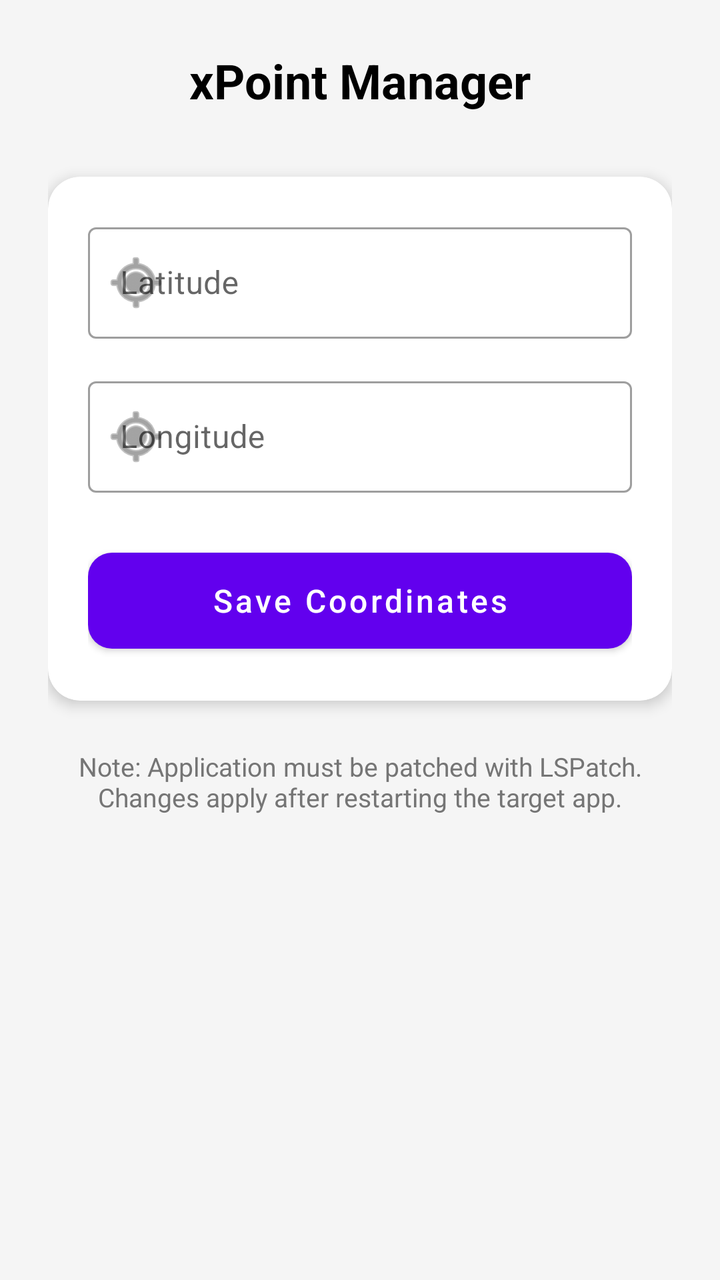
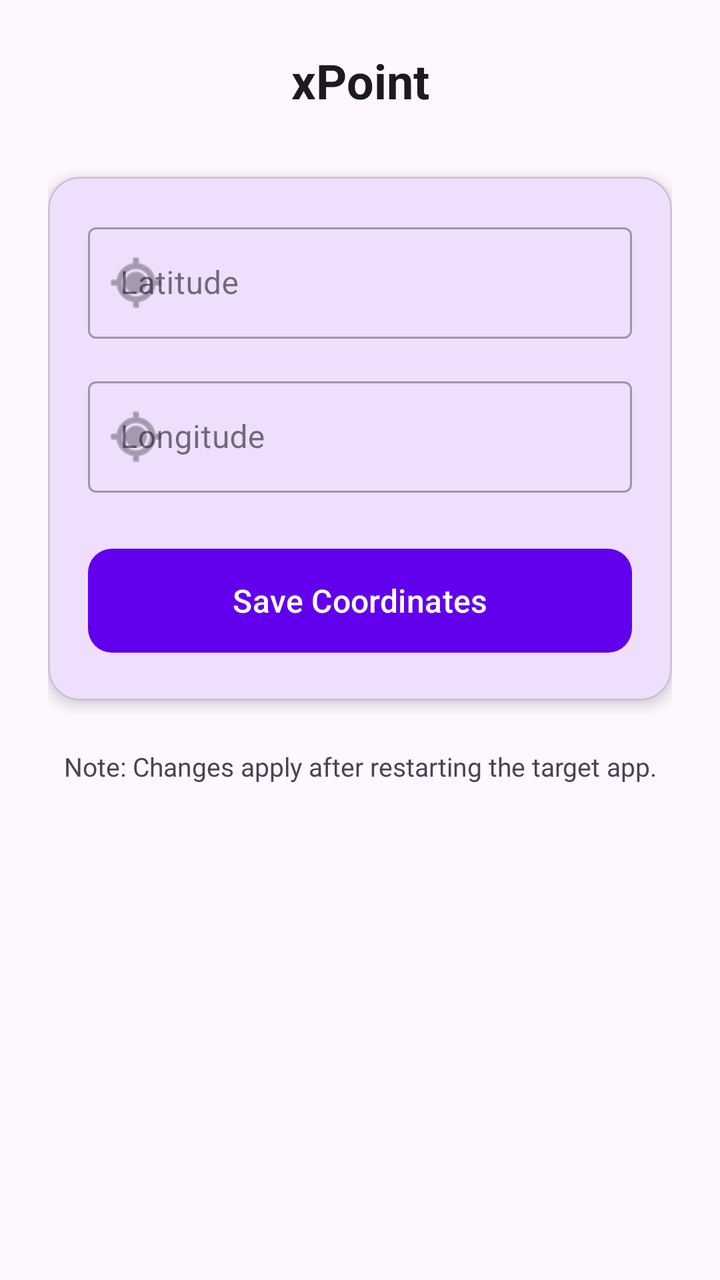

Before-and-after screenshots of an Android layout around one commit, followed by the original layout XML and the change that was made.
<!-- AndroidManifest.xml: application theme Theme.FakeLocation -->
<!-- res/layout/activity_main.xml -->
<?xml version="1.0" encoding="utf-8"?>
<androidx.constraintlayout.widget.ConstraintLayout xmlns:android="http://schemas.android.com/apk/res/android"
    xmlns:app="http://schemas.android.com/apk/res-auto"
    xmlns:tools="http://schemas.android.com/tools"
    android:id="@+id/main"
    android:layout_width="match_parent"
    android:layout_height="match_parent"
    android:background="#F5F5F5"
    android:padding="24dp">

    <TextView
        android:id="@+id/tv_title"
        android:layout_width="wrap_content"
        android:layout_height="wrap_content"
        android:text="xPoint Manager"
        android:textColor="@color/black"
        android:textSize="24sp"
        android:textStyle="bold"
        app:layout_constraintEnd_toEndOf="parent"
        app:layout_constraintStart_toStartOf="parent"
        app:layout_constraintTop_toTopOf="parent" />

    <com.google.android.material.card.MaterialCardView
        android:id="@+id/card_settings"
        android:layout_width="match_parent"
        android:layout_height="wrap_content"
        android:layout_marginTop="32dp"
        app:cardCornerRadius="16dp"
        app:cardElevation="4dp"
        app:layout_constraintTop_toBottomOf="@id/tv_title">

        <LinearLayout
            android:layout_width="match_parent"
            android:layout_height="wrap_content"
            android:orientation="vertical"
            android:padding="20dp">

            <com.google.android.material.textfield.TextInputLayout
                style="@style/Widget.MaterialComponents.TextInputLayout.OutlinedBox"
                android:layout_width="match_parent"
                android:layout_height="wrap_content"
                android:hint="Latitude"
                app:startIconDrawable="@android:drawable/ic_menu_mylocation">

                <com.google.android.material.textfield.TextInputEditText
                    android:id="@+id/et_latitude"
                    android:layout_width="match_parent"
                    android:layout_height="wrap_content"
                    android:inputType="numberDecimal|numberSigned" />
            </com.google.android.material.textfield.TextInputLayout>

            <com.google.android.material.textfield.TextInputLayout
                style="@style/Widget.MaterialComponents.TextInputLayout.OutlinedBox"
                android:layout_width="match_parent"
                android:layout_height="wrap_content"
                android:layout_marginTop="16dp"
                android:hint="Longitude"
                app:startIconDrawable="@android:drawable/ic_menu_mylocation">

                <com.google.android.material.textfield.TextInputEditText
                    android:id="@+id/et_longitude"
                    android:layout_width="match_parent"
                    android:layout_height="wrap_content"
                    android:inputType="numberDecimal|numberSigned" />
            </com.google.android.material.textfield.TextInputLayout>

            <com.google.android.material.button.MaterialButton
                android:id="@+id/btn_save"
                android:layout_width="match_parent"
                android:layout_height="60dp"
                android:layout_marginTop="24dp"
                android:text="Save Coordinates"
                android:textAllCaps="false"
                android:textSize="16sp"
                app:cornerRadius="12dp" />

        </LinearLayout>
    </com.google.android.material.card.MaterialCardView>

    <TextView
        android:id="@+id/tv_note"
        android:layout_width="0dp"
        android:layout_height="wrap_content"
        android:layout_marginTop="24dp"
        android:gravity="center"
        android:text="Note: Application must be patched with LSPatch. Changes apply after restarting the target app."
        android:textColor="#757575"
        android:textSize="13sp"
        app:layout_constraintEnd_toEndOf="parent"
        app:layout_constraintStart_toStartOf="parent"
        app:layout_constraintTop_toBottomOf="@id/card_settings" />

</androidx.constraintlayout.widget.ConstraintLayout>
<!-- resources referenced by this layout -->
<resources>
  <color name="black">#FF000000</color>
  <style name="Theme.FakeLocation" parent="Theme.MaterialComponents.DayNight.NoActionBar">
          
          <item name="colorPrimary">@color/purple_500</item>
          <item name="colorPrimaryVariant">@color/purple_700</item>
          <item name="colorOnPrimary">@color/white</item>
          
          <item name="colorSecondary">@color/teal_200</item>
          <item name="colorSecondaryVariant">@color/teal_700</item>
          <item name="colorOnSecondary">@color/black</item>
          
      </style>
  <color name="purple_500">#FF6200EE</color>
  <color name="purple_700">#FF3700B3</color>
  <color name="white">#FFFFFFFF</color>
  <color name="teal_200">#FF03DAC5</color>
  <color name="teal_700">#FF018786</color>
</resources>

<!-- the commit's change to res/layout/activity_main.xml (unified diff, before → after) -->
@@ -1,19 +1,18 @@
 <?xml version="1.0" encoding="utf-8"?>
 <androidx.constraintlayout.widget.ConstraintLayout xmlns:android="http://schemas.android.com/apk/res/android"
     xmlns:app="http://schemas.android.com/apk/res-auto"
-    xmlns:tools="http://schemas.android.com/tools"
     android:id="@+id/main"
     android:layout_width="match_parent"
     android:layout_height="match_parent"
-    android:background="#F5F5F5"
+    android:background="?android:attr/windowBackground"
     android:padding="24dp">
 
     <TextView
         android:id="@+id/tv_title"
         android:layout_width="wrap_content"
         android:layout_height="wrap_content"
-        android:text="xPoint Manager"
-        android:textColor="@color/black"
+        android:text="@string/title_manager"
+        android:textColor="?attr/colorOnBackground"
         android:textSize="24sp"
         android:textStyle="bold"
         app:layout_constraintEnd_toEndOf="parent"
@@ -25,6 +24,7 @@
         android:layout_width="match_parent"
         android:layout_height="wrap_content"
         android:layout_marginTop="32dp"
+        app:cardBackgroundColor="?attr/colorSurface"
         app:cardCornerRadius="16dp"
         app:cardElevation="4dp"
         app:layout_constraintTop_toBottomOf="@id/tv_title">
@@ -39,7 +39,7 @@
                 style="@style/Widget.MaterialComponents.TextInputLayout.OutlinedBox"
                 android:layout_width="match_parent"
                 android:layout_height="wrap_content"
-                android:hint="Latitude"
+                android:hint="@string/hint_latitude"
                 app:startIconDrawable="@android:drawable/ic_menu_mylocation">
 
                 <com.google.android.material.textfield.TextInputEditText
@@ -54,7 +54,7 @@
                 android:layout_width="match_parent"
                 android:layout_height="wrap_content"
                 android:layout_marginTop="16dp"
-                android:hint="Longitude"
+                android:hint="@string/hint_longitude"
                 app:startIconDrawable="@android:drawable/ic_menu_mylocation">
 
                 <com.google.android.material.textfield.TextInputEditText
@@ -69,7 +69,7 @@
                 android:layout_width="match_parent"
                 android:layout_height="60dp"
                 android:layout_marginTop="24dp"
-                android:text="Save Coordinates"
+                android:text="@string/btn_save"
                 android:textAllCaps="false"
                 android:textSize="16sp"
                 app:cornerRadius="12dp" />
@@ -83,8 +83,8 @@
         android:layout_height="wrap_content"
         android:layout_marginTop="24dp"
         android:gravity="center"
-        android:text="Note: Application must be patched with LSPatch. Changes apply after restarting the target app."
-        android:textColor="#757575"
+        android:text="@string/note_restart"
+        android:textColor="?attr/colorOnSurfaceVariant"
         android:textSize="13sp"
         app:layout_constraintEnd_toEndOf="parent"
         app:layout_constraintStart_toStartOf="parent"
<!-- resource entries referenced after the edit -->
@@ -1,21 +1,26 @@
 <!-- resources referenced by this layout -->
 <resources>
-  <color name="black">#FF000000</color>
-  <style name="Theme.FakeLocation" parent="Theme.MaterialComponents.DayNight.NoActionBar">
+  <string name="btn_save">Save Coordinates</string>
+  <string name="hint_latitude">Latitude</string>
+  <string name="hint_longitude">Longitude</string>
+  <string name="note_restart">Note: Changes apply after restarting the target app.</string>
+  <string name="title_manager">xPoint</string>
+  <style name="Theme.FakeLocation" parent="Theme.Material3.DayNight.NoActionBar">
           
           <item name="colorPrimary">@color/purple_500</item>
-          <item name="colorPrimaryVariant">@color/purple_700</item>
           <item name="colorOnPrimary">@color/white</item>
+  
           
           <item name="colorSecondary">@color/teal_200</item>
-          <item name="colorSecondaryVariant">@color/teal_700</item>
           <item name="colorOnSecondary">@color/black</item>
+  
           
+          <item name="android:statusBarColor">?android:attr/windowBackground</item>
+          <item name="android:windowLightStatusBar">true</item>
       </style>
   <color name="purple_500">#FF6200EE</color>
-  <color name="purple_700">#FF3700B3</color>
   <color name="white">#FFFFFFFF</color>
   <color name="teal_200">#FF03DAC5</color>
-  <color name="teal_700">#FF018786</color>
+  <color name="black">#FF000000</color>
 </resources>
 
